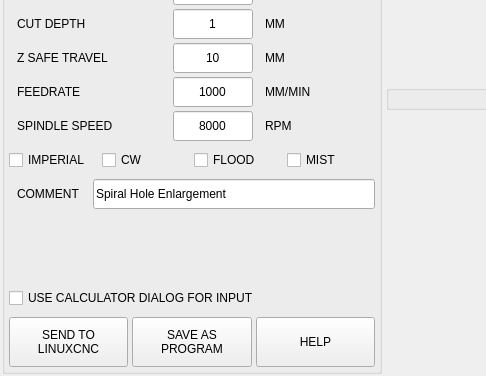
First picture: the form in utils/hole_enlarge.ui, repository persei802/QtDragon_hd, before the edit; both pictures show x 0 to 486 and y 195 to 571 of the 1035 by 571 pixel window.
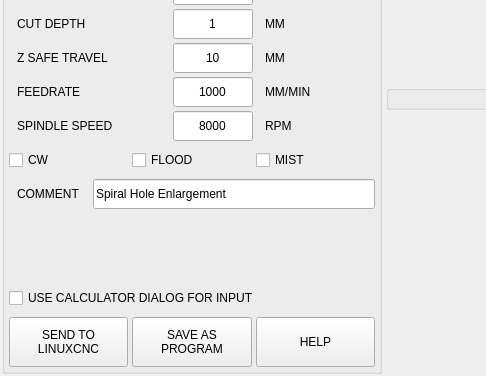
Second picture: the form after the edit.

Patch:
```diff
--- a/utils/hole_enlarge.ui
+++ b/utils/hole_enlarge.ui
@@ -922,31 +922,6 @@
            <property name="bottomMargin">
             <number>0</number>
            </property>
-           <item>
-            <widget class="QCheckBox" name="chk_units">
-             <property name="sizePolicy">
-              <sizepolicy hsizetype="Preferred" vsizetype="Preferred">
-               <horstretch>0</horstretch>
-               <verstretch>0</verstretch>
-              </sizepolicy>
-             </property>
-             <property name="minimumSize">
-              <size>
-               <width>0</width>
-               <height>30</height>
-              </size>
-             </property>
-             <property name="maximumSize">
-              <size>
-               <width>16777215</width>
-               <height>30</height>
-              </size>
-             </property>
-             <property name="text">
-              <string>IMPERIAL</string>
-             </property>
-            </widget>
-           </item>
            <item>
             <widget class="QCheckBox" name="chk_direction">
              <property name="sizePolicy">
```
Left out of the diff: 6 changed lines with no effect on the pictures.
